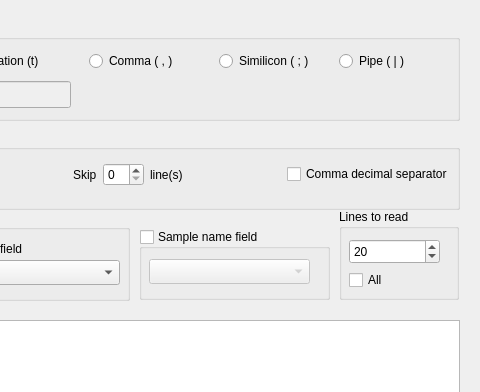
This is ui_msta_text_file_analysis.ui in epzt/msta as Qt 5 draws it before an edit; both pictures show x 191 to 671 and y 0 to 392 of the 671 by 552 pixel window. The edited form follows.
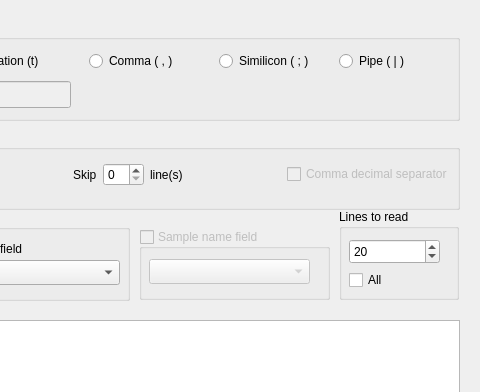
This is the edited form.

```diff
--- a/ui_msta_text_file_analysis.ui
+++ b/ui_msta_text_file_analysis.ui
@@ -210,6 +210,9 @@
      </item>
      <item row="0" column="6">
       <widget class="QCheckBox" name="checkBoxCommaSeparator">
+       <property name="enabled">
+        <bool>false</bool>
+       </property>
        <property name="text">
         <string>Comma decimal separator</string>
        </property>
@@ -288,6 +291,9 @@
    </widget>
   </widget>
   <widget class="QGroupBox" name="sampleNameGroupBox">
+   <property name="enabled">
+    <bool>false</bool>
+   </property>
    <property name="geometry">
     <rect>
      <x>330</x>
```
